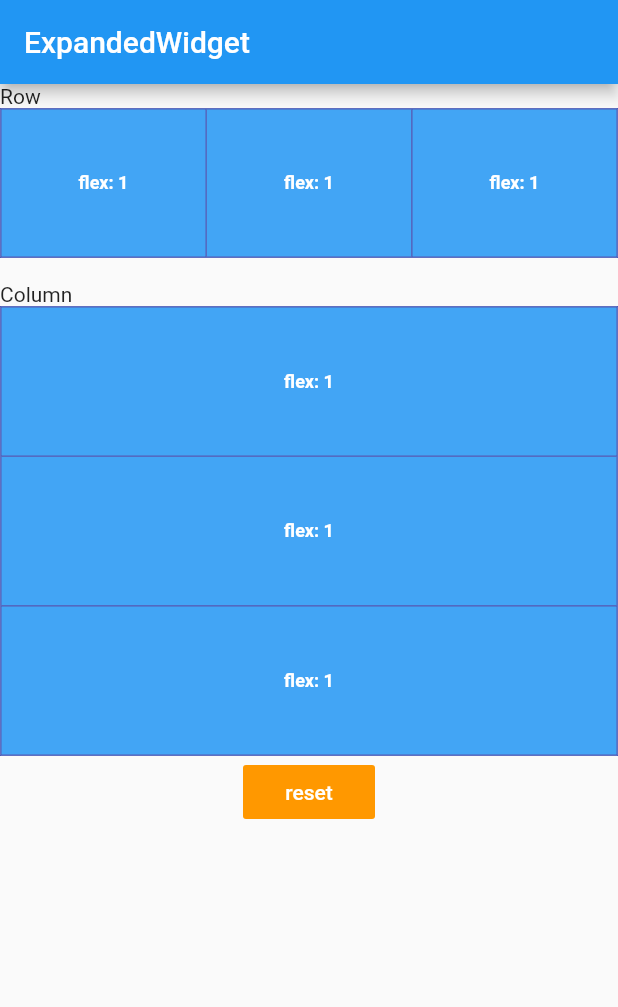
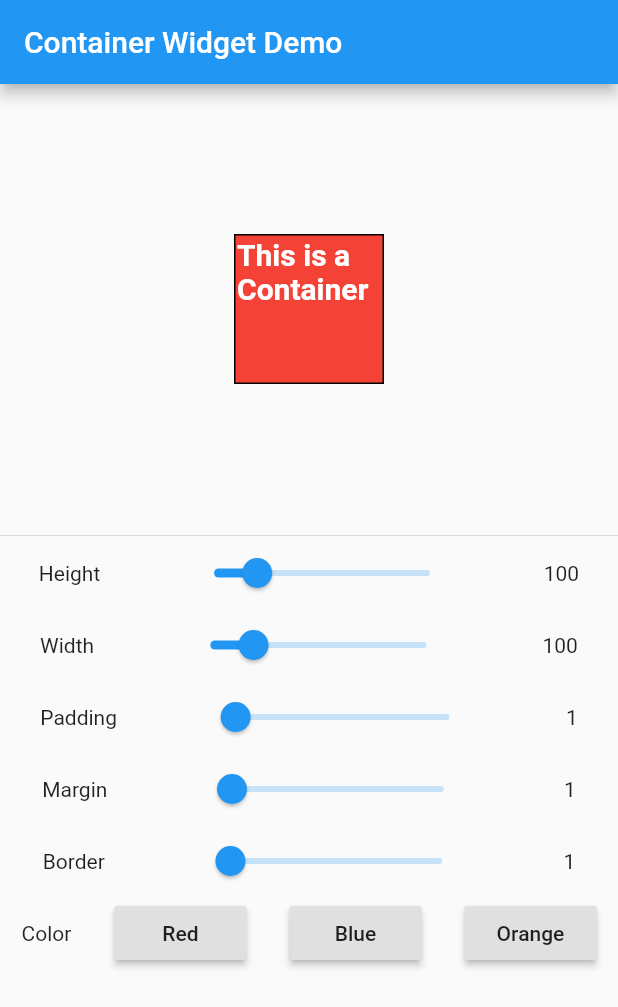
Before and after one commit to miji-lee-developer/flutter_examples, a Flutter app: the screen it shows after launch, on a phone screen of 412 x 824 dp. Shown: the top 1007 px of the screen. Run offline on Flutter 3.47's test engine with Material 2 defaults, Android fonts, the phone set to English and light mode, and no system bars.

Commit message:
Day 3. example - container Widget

```diff
--- a/lib/main.dart
+++ b/lib/main.dart
@@ -11,27 +11,32 @@ class MyApp extends StatelessWidget {
         primarySwatch: Colors.blue,
         visualDensity: VisualDensity.adaptivePlatformDensity,
       ),
-      home: ExpandedWidget(title: 'ExpandedWidget'),
+      home: ContainerWidget(title: 'Container Widget Demo'),
     );
   }
 }
 
-ExpandedWidgetState pageState;
+ContainerWidgetState pageState;
 
-class ExpandedWidget extends StatefulWidget {
-  ExpandedWidget({Key key, this.title}) : super(key: key);
+class ContainerWidget extends StatefulWidget {
+  ContainerWidget({Key key, this.title}) : super(key: key);
 
   final String title;
 
   @override
-  ExpandedWidgetState createState(){
-    pageState = ExpandedWidgetState();
+  ContainerWidgetState createState(){
+    pageState = ContainerWidgetState();
     return pageState;
   }
 }
 
-class ExpandedWidgetState extends State<ExpandedWidget>{
-  List<int> flexList = [1, 1, 1, 1, 1, 1];
+class ContainerWidgetState extends State<ContainerWidget>{
+  double _height = 100;
+  double _width = 100;
+  double _padding = 1;
+  double _margin = 1;
+  double _border = 1;
+  Color _bgColor = Colors.red;
 
   @override
   Widget build(BuildContext context){
@@ -39,92 +44,146 @@ class ExpandedWidgetState extends State<ExpandedWidget>{
       appBar: AppBar(title: Text(widget.title)),
       body: ListView(
         children: <Widget>[
-          Text("Row"),
           Container(
-            decoration: BoxDecoration(
-                color: Colors.grey[200],
-                border: Border.all(color: Colors.indigo, width: 0.5)
-            ),
-            height: 100,
-            child: Row(
-              children: <Widget>[
-                Expanded(
-                  flex: flexList[0],
-                  child: boxWidget(0),
+            height: 300,
+            child: Center(
+              child: Container(
+                height: _height,
+                width: _width,
+                padding: EdgeInsets.all(_padding),
+                margin: EdgeInsets.all(_margin),
+                decoration: BoxDecoration(
+                  color: _bgColor, border: Border.all(width: _border)
                 ),
-                Expanded(
-                  flex: flexList[1],
-                  child: boxWidget(1),
+                child: Text(
+                  "This is a Container",
+                  style: TextStyle(
+                    color: Colors.white,
+                    fontSize: 20,
+                    fontWeight: FontWeight.bold
+                  ),
                 ),
-                Expanded(
-                  flex: flexList[2],
-                  child: boxWidget(2),
-                ),
-              ],
+              ),
             ),
           ),
-          Text("\nColumn"),
-          Container(
-            decoration: BoxDecoration(
-                color: Colors.grey[200],
-                border: Border.all(color: Colors.indigo, width: 0.5)
-            ),
-            height: 300,
-            child: Column(
-              children: <Widget>[
-                Expanded(
-                  flex: flexList[3],
-                  child: boxWidget(3),
-                ),
-                Expanded(
-                  flex: flexList[4],
-                  child: boxWidget(4),
-                ),
-                Expanded(
-                  flex: flexList[5],
-                  child: boxWidget(5),
-                ),
-              ],
-            ),
+          Divider(height: 2),
+          Row(
+            mainAxisAlignment: MainAxisAlignment.spaceAround,
+            children: <Widget>[
+              Text("Height"),
+              Slider(
+                value: _height,
+                min: 50,
+                max: 300,
+                onChanged: (newValue){
+                  setState((){
+                    _height = newValue;
+                  });
+                },
+              ),
+              Text(_height.toInt().toString()),
+            ],
           ),
-          Center(
-            child: FlatButton(
-              color: Colors.orange,
-              child: Text("reset", style: TextStyle(color: Colors.white)),
-              onPressed: (){
-                setState((){
-                  flexList = [1, 1, 1, 1, 1, 1];
-                });
-              },
-            ),
+          Row(
+            mainAxisAlignment: MainAxisAlignment.spaceAround,
+            children: <Widget>[
+              Text("Width"),
+              Slider(
+                value: _width,
+                min: 50,
+                max: 300,
+                onChanged: (newValue) {
+                  setState((){
+                    _width = newValue;
+                  });
+                },
+              ),
+              Text(_width.toInt().toString()),
+            ],
+          ),
+          Row(
+            mainAxisAlignment: MainAxisAlignment.spaceAround,
+            children: <Widget>[
+              Text("Padding"),
+              Slider(
+                value: _padding,
+                min: 0,
+                max: 100,
+                onChanged: (newValue) {
+                  setState((){
+                    _padding = newValue;
+                  });
+                },
+              ),
+              Text(_padding.toInt().toString()),
+            ],
+          ),
+          Row(
+            mainAxisAlignment: MainAxisAlignment.spaceAround,
+            children: <Widget>[
+              Text("Margin"),
+              Slider(
+                value: _margin,
+                min: 0,
+                max: 50,
+                onChanged: (newValue) {
+                  setState((){
+                    _margin = newValue;
+                  });
+                },
+              ),
+              Text(_margin.toInt().toString()),
+            ],
+          ),
+          Row(
+            mainAxisAlignment: MainAxisAlignment.spaceAround,
+            children: <Widget>[
+              Text("Border"),
+              Slider(
+                value: _border,
+                min: 0,
+                max: 50,
+                onChanged: (newValue) {
+                  setState((){
+                    _border = newValue;
+                  });
+                },
+              ),
+              Text(_border.toInt().toString()),
+            ],
+          ),
+          Row(
+            mainAxisAlignment: MainAxisAlignment.spaceAround,
+            children: <Widget>[
+              Text("Color"),
+              RaisedButton(
+                child: Text("Red"),
+                onPressed: (){
+                  setState((){
+                    _bgColor = Colors.red;
+                  });
+                },
+              ),
+              RaisedButton(
+                child: Text("Blue"),
+                onPressed:(){
+                  setState((){
+                    _bgColor = Colors.blue;
+                  });
+                },
+              ),
+              RaisedButton(
+                child: Text("Orange"),
+                onPressed: (){
+                  setState((){
+                    _bgColor = Colors.orange;
+                  });
+                },
+              ),
+            ],
           ),
         ],
       ),
     );
   }
-
-  boxWidget(int flexIndex){
-    return GestureDetector(
-      child: Container(
-        decoration: BoxDecoration(
-            color: Colors.blue[400],
-            border: Border.all(color: Colors.indigo, width: 0.5)
-        ),
-        child: Center(
-          child: Text("flex: ${flexList[flexIndex]}",
-              style: TextStyle(
-                  fontSize: 12,
-                  color: Colors.white,
-                  fontWeight: FontWeight.bold
-              )),
-        ),
-      ),
-      onTap: (){
-        print(flexIndex);
-        setState((){
-          flexList[flexIndex] = flexList[flexIndex] + 1;
-        });
-      },
-    );
-  }
 }
```
